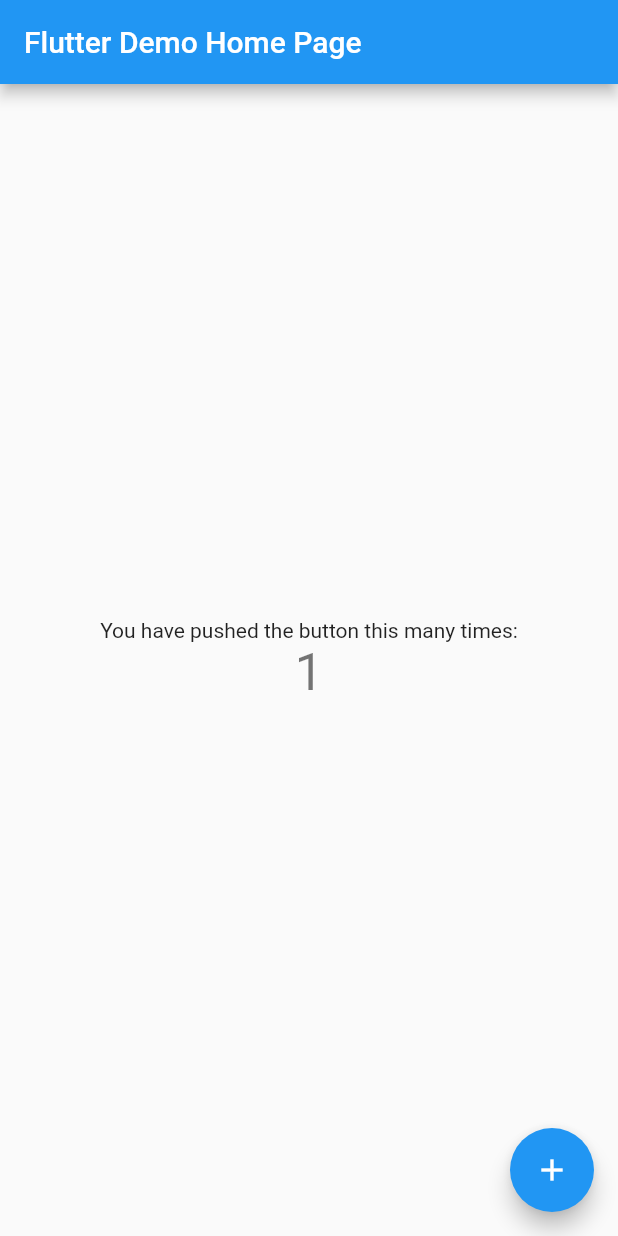
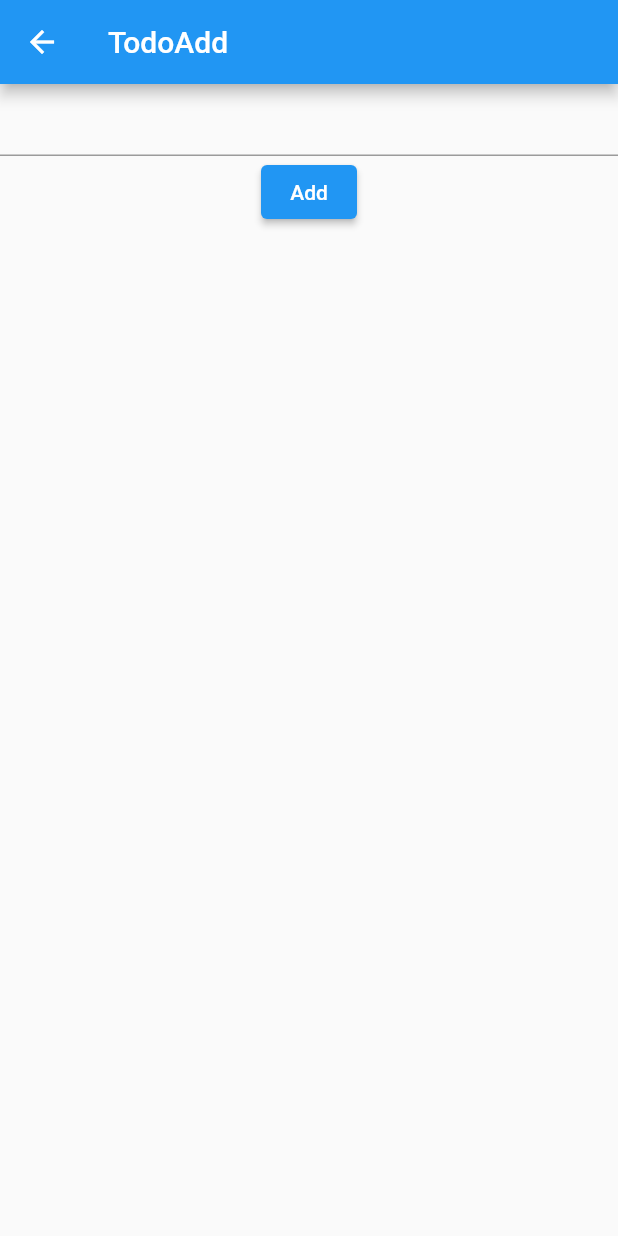
Before and after one commit to tttuuu1234/riverpod_todo_app, a Flutter app: the screen it shows after launch, after a tap on the "add" icon, on a phone screen of 412 x 824 dp. Run offline on Flutter 3.47's test engine with Material 2 defaults, Android fonts, the phone set to English and light mode, and no system bars; our stand-ins replace flutter_riverpod, freezed_annotation.

Commit message:
todo追加機能の実装

```diff
--- a/lib/main.dart
+++ b/lib/main.dart
@@ -1,115 +1,26 @@
 import 'package:flutter/material.dart';
+import 'package:flutter_riverpod/flutter_riverpod.dart';
+import 'package:riverpod_todo_app/presentation/pages/todo/todo_list_page.dart';
 
 void main() {
-  runApp(const MyApp());
+  runApp(
+    const ProviderScope(
+      child: MyApp(),
+    ),
+  );
 }
 
 class MyApp extends StatelessWidget {
   const MyApp({super.key});
 
-  // This widget is the root of your application.
   @override
   Widget build(BuildContext context) {
     return MaterialApp(
       title: 'Flutter Demo',
       theme: ThemeData(
-        // This is the theme of your application.
-        //
-        // Try running your application with "flutter run". You'll see the
-        // application has a blue toolbar. Then, without quitting the app, try
-        // changing the primarySwatch below to Colors.green and then invoke
-        // "hot reload" (press "r" in the console where you ran "flutter run",
-        // or simply save your changes to "hot reload" in a Flutter IDE).
-        // Notice that the counter didn't reset back to zero; the application
-        // is not restarted.
         primarySwatch: Colors.blue,
       ),
-      home: const MyHomePage(title: 'Flutter Demo Home Page'),
+      home: const TodoListPage(),
     );
   }
 }
-
-class MyHomePage extends StatefulWidget {
-  const MyHomePage({super.key, required this.title});
-
-  // This widget is the home page of your application. It is stateful, meaning
-  // that it has a State object (defined below) that contains fields that affect
-  // how it looks.
-
-  // This class is the configuration for the state. It holds the values (in this
-  // case the title) provided by the parent (in this case the App widget) and
-  // used by the build method of the State. Fields in a Widget subclass are
-  // always marked "final".
-
-  final String title;
-
-  @override
-  State<MyHomePage> createState() => _MyHomePageState();
-}
-
-class _MyHomePageState extends State<MyHomePage> {
-  int _counter = 0;
-
-  void _incrementCounter() {
-    setState(() {
-      // This call to setState tells the Flutter framework that something has
-      // changed in this State, which causes it to rerun the build method below
-      // so that the display can reflect the updated values. If we changed
-      // _counter without calling setState(), then the build method would not be
-      // called again, and so nothing would appear to happen.
-      _counter++;
-    });
-  }
-
-  @override
-  Widget build(BuildContext context) {
-    // This method is rerun every time setState is called, for instance as done
-    // by the _incrementCounter method above.
-    //
-    // The Flutter framework has been optimized to make rerunning build methods
-    // fast, so that you can just rebuild anything that needs updating rather
-    // than having to individually change instances of widgets.
-    return Scaffold(
-      appBar: AppBar(
-        // Here we take the value from the MyHomePage object that was created by
-        // the App.build method, and use it to set our appbar title.
-        title: Text(widget.title),
-      ),
-      body: Center(
-        // Center is a layout widget. It takes a single child and positions it
-        // in the middle of the parent.
-        child: Column(
-          // Column is also a layout widget. It takes a list of children and
-          // arranges them vertically. By default, it sizes itself to fit its
-          // children horizontally, and tries to be as tall as its parent.
-          //
-          // Invoke "debug painting" (press "p" in the console, choose the
-          // "Toggle Debug Paint" action from the Flutter Inspector in Android
-          // Studio, or the "Toggle Debug Paint" command in Visual Studio Code)
-          // to see the wireframe for each widget.
-          //
-          // Column has various properties to control how it sizes itself and
-          // how it positions its children. Here we use mainAxisAlignment to
-          // center the children vertically; the main axis here is the vertical
-          // axis because Columns are vertical (the cross axis would be
-          // horizontal).
-          mainAxisAlignment: MainAxisAlignment.center,
-          children: <Widget>[
-            const Text(
-              'You have pushed the button this many times:',
-            ),
-            Text(
-              '$_counter',
-              style: Theme.of(context).textTheme.headline4,
-            ),
-          ],
-        ),
-      ),
-      floatingActionButton: FloatingActionButton(
-        onPressed: _incrementCounter,
-        tooltip: 'Increment',
-        child: const Icon(Icons.add),
-      ), // This trailing comma makes auto-formatting nicer for build methods.
-    );
-  }
-}
--- /dev/null
+++ b/lib/presentation/controllers/todo/todo_list_controller.dart
@@ -0,0 +1,26 @@
+import 'package:flutter_riverpod/flutter_riverpod.dart';
+import 'package:riverpod_todo_app/presentation/states/todo/todo_state.dart';
+import 'package:riverpod_todo_app/presentation/states/todo_list/todo_list_state.dart';
+
+final todoListProvider =
+    StateNotifierProvider<TodoListController, TodoListState>((ref) {
+  ref.onDispose(() {
+    print('todoListProviderは破棄されました');
+  });
+  // todoListProvider内でtodoAddProviderをwatchしていたら、
+  // todoAddProviderに変更があった場合、todoListProvider内の処理も再度行われてしまう
+  // つまり、TodoListControllerクラスが別のインスタンスとなってしまい、保持していた状態がクリアされてしまう
+  // final todo = ref.watch(todoAddProvider);
+  return TodoListController();
+});
+
+class TodoListController extends StateNotifier<TodoListState> {
+  TodoListController() : super(const TodoListState());
+
+  void add(TodoState todoState) {
+    state = state.copyWith(list: [
+      todoState,
+      ...state.list,
+    ]);
+  }
+}
--- /dev/null
+++ b/lib/presentation/pages/todo/todo_add_page.dart
@@ -0,0 +1,38 @@
+import 'package:flutter/material.dart';
+import 'package:flutter_riverpod/flutter_riverpod.dart';
+import 'package:riverpod_todo_app/presentation/controllers/todo/todo_add_controller.dart';
+import 'package:riverpod_todo_app/presentation/controllers/todo/todo_list_controller.dart';
+
+class TodoAddPage extends ConsumerWidget {
+  const TodoAddPage({super.key});
+
+  @override
+  Widget build(BuildContext context, WidgetRef ref) {
+    print('画面がビルドされたよ！');
+    final todoAddState = ref.watch(todoAddProvider);
+    final todoAddNotifier = ref.read(todoAddProvider.notifier);
+    final todoListNotifier = ref.read(todoListProvider.notifier);
+
+    return Scaffold(
+      appBar: AppBar(
+        title: const Text('TodoAdd'),
+      ),
+      body: Column(
+        children: [
+          TextFormField(
+            onChanged: ((value) {
+              todoAddNotifier.setTitle(value);
+            }),
+          ),
+          ElevatedButton(
+            onPressed: () {
+              todoListNotifier.add(todoAddState);
+              Navigator.pop(context);
+            },
+            child: const Text('Add'),
+          )
+        ],
+      ),
+    );
+  }
+}
--- /dev/null
+++ b/lib/presentation/pages/todo/todo_list_page.dart
@@ -0,0 +1,43 @@
+import 'package:flutter/material.dart';
+import 'package:flutter_riverpod/flutter_riverpod.dart';
+import 'package:riverpod_todo_app/presentation/controllers/todo/todo_list_controller.dart';
+import 'package:riverpod_todo_app/presentation/pages/todo/todo_add_page.dart';
+
+class TodoListPage extends ConsumerWidget {
+  const TodoListPage({super.key});
+
+  @override
+  Widget build(BuildContext context, WidgetRef ref) {
+    final todoListState = ref.watch(todoListProvider);
+
+    return Scaffold(
+      appBar: AppBar(
+        title: const Text('TodoList'),
+      ),
+      body: ListView.builder(
+        itemCount: todoListState.list.length,
+        itemBuilder: ((context, index) {
+          final todo = todoListState.list[index];
+          return ListTile(
+            title: Text(todo.title),
+            onLongPress: () {
+              print('ロング');
+            },
+          );
+        }),
+      ),
+      floatingActionButton: FloatingActionButton(
+        child: const Icon(Icons.add),
+        onPressed: () {
+          Navigator.of(context).push(
+            MaterialPageRoute(
+              builder: ((context) {
+                return const TodoAddPage();
+              }),
+            ),
+          );
+        },
+      ),
+    );
+  }
+}
--- a/pubspec.yaml
+++ b/pubspec.yaml
@@ -36,6 +36,9 @@
   # The following adds the Cupertino Icons font to your application.
   # Use with the CupertinoIcons class for iOS style icons.
   cupertino_icons: ^1.0.2
+  flutter_riverpod: ^2.1.1
+  freezed_annotation: ^2.2.0
+  json_annotation: ^4.7.0
 
 dev_dependencies:
   flutter_test:
@@ -47,6 +50,9 @@
   # package. See that file for information about deactivating specific lint
   # rules and activating additional ones.
   flutter_lints: ^2.0.0
+  build_runner: ^2.3.2
+  freezed: ^2.2.1
+  json_serializable: ^6.5.4
 
 # For information on the generic Dart part of this file, see the
 # following page: https://dart.dev/tools/pub/pubspec
```
Also changed, not shown: lib/presentation/controllers/todo/todo_add_controller.dart (added, +18 -0 lines), lib/presentation/states/todo/todo_state.dart (added, +11 -0 lines), lib/presentation/states/todo_list/todo_list_state.dart (added, +12 -0 lines), lib/presentation/states/todo/todo_state.freezed.dart (added), lib/presentation/states/todo_list/todo_list_state.freezed.dart (added), pubspec.lock.
